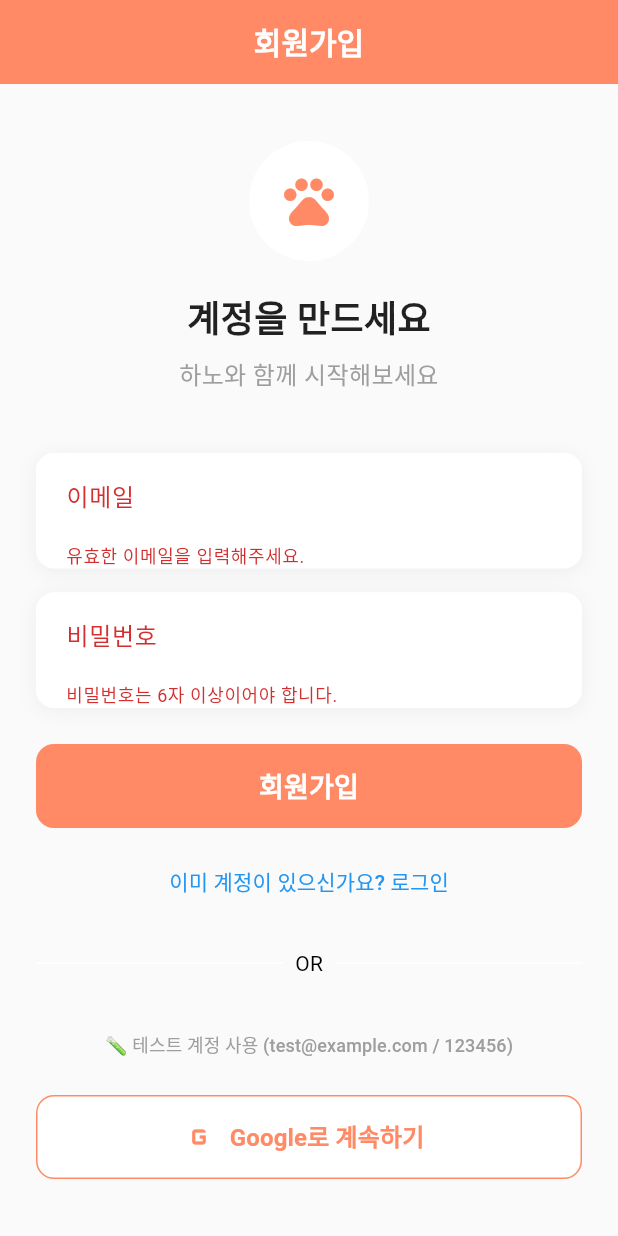
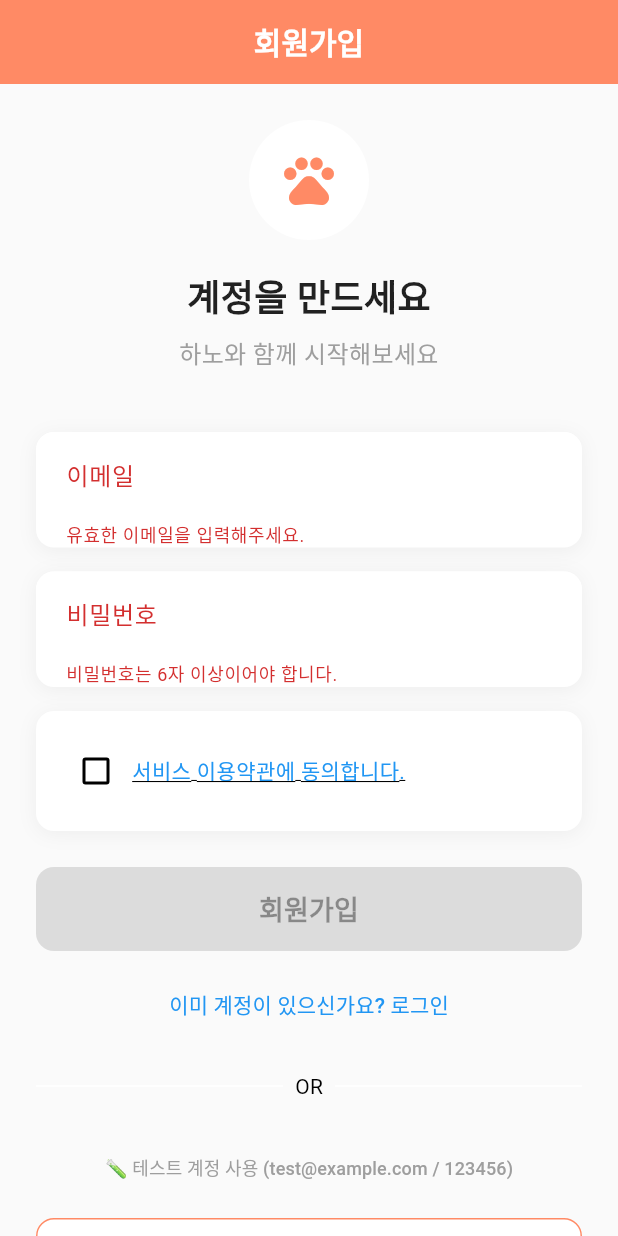
Before and after one commit to ruby400/house_note, a Flutter app: the screen it shows after launch, after a tap on "로그인", after a tap on "계정이 없으신가요? 회원가입", on a phone screen of 412 x 824 dp. Run offline on Flutter 3.47's test engine with Material 3 defaults, Android fonts, the phone set to English and light mode, and no system bars; our stand-ins replace cloud_firestore, firebase_auth, firebase_core, flutter_riverpod, go_router, google_sign_in and 6 more; missing offline and left inert: gal; accounts and stored records are empty.

Commit message:
회원가입 약관동의 기능 추가 - 체크박스, 팝업, 검증 로직 구현
🤖 Generated with [Claude Code](https://claude.ai/code)

Co-Authored-By: Claude <noreply@anthropic.com>

```diff
--- a/lib/features/auth/views/auth_screen.dart
+++ b/lib/features/auth/views/auth_screen.dart
@@ -20,6 +20,7 @@ class _AuthScreenState extends ConsumerState<AuthScreen> {
   final _emailController = TextEditingController();
   final _passwordController = TextEditingController();
   bool _isLogin = true; // true면 로그인, false면 회원가입
+  bool _isTermsAgreed = false; // 약관동의 체크 상태
 
   @override
   void dispose() {
@@ -30,6 +31,17 @@ class _AuthScreenState extends ConsumerState<AuthScreen> {
 
   Future<void> _submit() async {
     if (_formKey.currentState!.validate()) {
+      // 회원가입일 때 약관동의 확인
+      if (!_isLogin && !_isTermsAgreed) {
+        ScaffoldMessenger.of(context).showSnackBar(
+          const SnackBar(
+            content: Text('약관에 동의해주세요.'),
+            backgroundColor: Colors.red,
+          ),
+        );
+        return;
+      }
+
       final email = _emailController.text.trim();
       final password = _passwordController.text.trim();
       final viewModel = ref.read(authViewModelProvider.notifier);
@@ -66,6 +78,63 @@ class _AuthScreenState extends ConsumerState<AuthScreen> {
       // 구글 로그인 성공 후 처리 (GoRouter redirect에 의해 처리될 수 있음)
       // 예시: context.go(PrioritySettingScreen.routePath);
     }
+  }
+
+  void _showTermsDialog() {
+    showDialog(
+      context: context,
+      builder: (BuildContext context) {
+        return AlertDialog(
+          title: const Text('서비스 이용약관'),
+          content: const SingleChildScrollView(
+            child: Text(
+              '''제1조 (목적)
+이 약관은 하우스노트 서비스(이하 "서비스")의 이용과 관련하여 회사와 이용자의 권리, 의무 및 책임사항을 규정함을 목적으로 합니다.
+
+제2조 (정의)
+1. "서비스"란 하우스노트가 제공하는 부동산 정보 서비스를 의미합니다.
+2. "이용자"란 이 약관에 따라 서비스를 이용하는 회원을 말합니다.
+
+제3조 (약관의 효력 및 변경)
+1. 이 약관은 서비스를 이용하고자 하는 모든 이용자에 대하여 그 효력을 발생합니다.
+2. 회사는 합리적인 사유가 발생할 경우 이 약관을 변경할 수 있습니다.
+
+제4조 (서비스의 제공 및 변경)
+1. 회사는 다음과 같은 서비스를 제공합니다:
+   - 부동산 정보 제공
+   - 매물 비교 및 분석
+   - 기타 부동산 관련 서비스
+
+제5조 (개인정보 보호)
+회사는 이용자의 개인정보를 관련 법령에 따라 보호합니다.
+
+제6조 (이용자의 의무)
+이용자는 서비스 이용 시 관련 법령을 준수해야 합니다.''',
+              style: TextStyle(fontSize: 14),
+            ),
+          ),
+          actions: [
+            TextButton(
+              onPressed: () => Navigator.of(context).pop(),
+              child: const Text('취소'),
+            ),
+            ElevatedButton(
+              onPressed: () {
+                setState(() {
+                  _isTermsAgreed = true;
+                });
+                Navigator.of(context).pop();
+              },
+              style: ElevatedButton.styleFrom(
+                backgroundColor: const Color(0xFFFF8A65),
+                foregroundColor: Colors.white,
+              ),
+              child: const Text('동의'),
+            ),
+          ],
+        );
+      },
+    );
   }
 
   @override
@@ -215,6 +284,51 @@ class _AuthScreenState extends ConsumerState<AuthScreen> {
                     },
                   ),
                 ),
+                if (!_isLogin) ...[
+                  const SizedBox(height: 16),
+                  Container(
+                    decoration: BoxDecoration(
+                      color: Colors.white,
+                      borderRadius: BorderRadius.circular(12),
+                      boxShadow: [
+                        BoxShadow(
+                          color: Colors.black.withValues(alpha: 0.05),
+                          blurRadius: 10,
+                          offset: const Offset(0, 2),
+                        ),
+                      ],
+                    ),
+                    child: Padding(
+                      padding: const EdgeInsets.all(16.0),
+                      child: Row(
+                        children: [
+                          Checkbox(
+                            value: _isTermsAgreed,
+                            onChanged: (value) {
+                              setState(() {
+                                _isTermsAgreed = value ?? false;
+                              });
+                            },
+                            activeColor: const Color(0xFFFF8A65),
+                          ),
+                          Expanded(
+                            child: GestureDetector(
+                              onTap: _showTermsDialog,
+                              child: const Text(
+                                '서비스 이용약관에 동의합니다.',
+                                style: TextStyle(
+                                  fontSize: 14,
+                                  color: Colors.blue,
+                                  decoration: TextDecoration.underline,
+                                ),
+                              ),
+                            ),
+                          ),
+                        ],
+                      ),
+                    ),
+                  ),
+                ],
                 const SizedBox(height: 24),
                 if (authState.isLoading)
                   const LoadingIndicator()
@@ -224,14 +338,18 @@ class _AuthScreenState extends ConsumerState<AuthScreen> {
                     height: 56,
                     child: ElevatedButton(
                       style: ElevatedButton.styleFrom(
-                        backgroundColor: const Color(0xFFFF8A65),
-                        foregroundColor: Colors.white,
+                        backgroundColor: (!_isLogin && !_isTermsAgreed)
+                            ? Colors.grey[300]
+                            : const Color(0xFFFF8A65),
+                        foregroundColor: (!_isLogin && !_isTermsAgreed)
+                            ? Colors.grey[600]
+                            : Colors.white,
                         shape: RoundedRectangleBorder(
                           borderRadius: BorderRadius.circular(12),
                         ),
                         elevation: 0,
                       ),
-                      onPressed: _submit,
+                      onPressed: (!_isLogin && !_isTermsAgreed) ? null : _submit,
                       child: Text(
                         _isLogin ? '로그인' : '회원가입',
                         style: const TextStyle(
@@ -246,6 +364,8 @@ class _AuthScreenState extends ConsumerState<AuthScreen> {
                   onPressed: () {
                     setState(() {
                       _isLogin = !_isLogin;
+                      // 로그인/회원가입 모드 변경 시 약관동의 상태 초기화
+                      _isTermsAgreed = false;
                     });
                   },
                   child:
```
